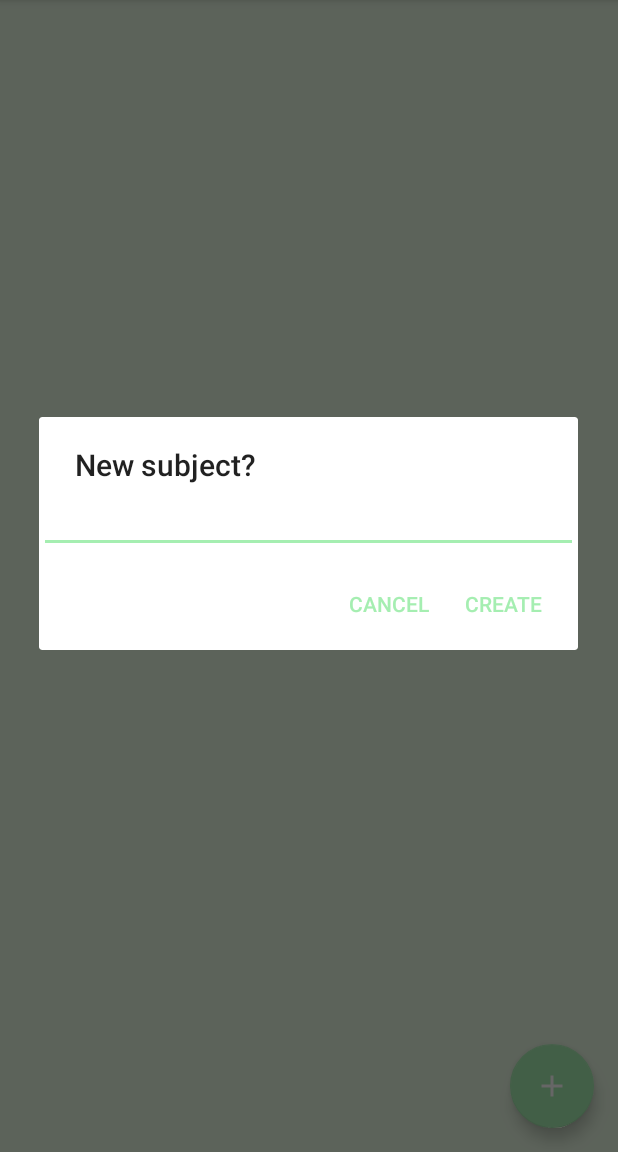
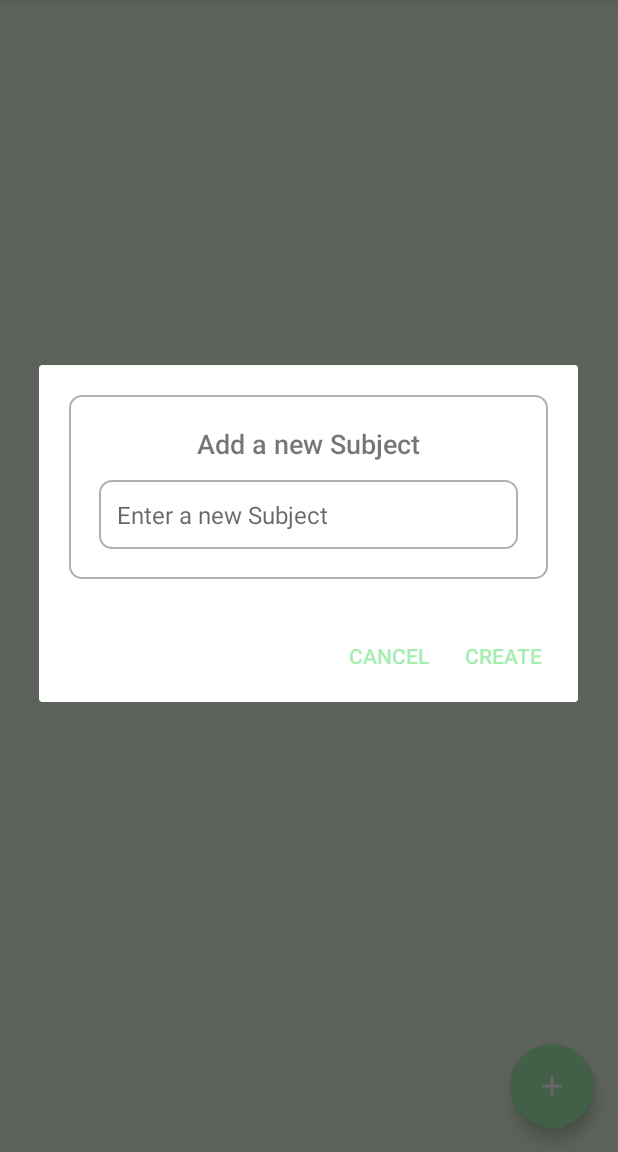
Before and after one commit to Yee-Millennium/Memora, an Android app: the screen it shows after launch (SubjectActivity), after a tap on "Add Subject", on a phone screen of 412 x 824 dp, the part 84-1236 px from its top. Run offline under Robolectric (Android 15) with nearby library versions, the phone set to English and light mode, and no system bars; our stand-ins replace Room's generated code, Volley.

Commit message:
revise subject

```diff
--- a/app/src/main/java/com/cs407/memora/SubjectDialogFragment.kt
+++ b/app/src/main/java/com/cs407/memora/SubjectDialogFragment.kt
@@ -17,21 +17,50 @@ class SubjectDialogFragment: DialogFragment() {
 
     private lateinit var listener: OnSubjectEnteredListener
 
+//    override fun onCreateDialog(savedInstanceState: Bundle?): Dialog {
+//        val subjectEditText = EditText(requireActivity())
+//        subjectEditText.inputType = InputType.TYPE_CLASS_TEXT
+//        subjectEditText.maxLines = 1
+//        return AlertDialog.Builder(requireActivity())
+//            .setTitle(R.string.subject)
+//            .setView(subjectEditText)
+//            .setPositiveButton(R.string.create) { dialog, whichButton ->
+//                // Notify listener
+//                val subject = subjectEditText.text.toString()
+//                listener.onSubjectEntered(subject.trim())
+//            }
+//            .setNegativeButton(R.string.cancel, null)
+//            .create()
+//    }
 override fun onCreateDialog(savedInstanceState: Bundle?): Dialog {
-        val subjectEditText = EditText(requireActivity())
-        subjectEditText.inputType = InputType.TYPE_CLASS_TEXT
-        subjectEditText.maxLines = 1
+    val view = requireActivity().layoutInflater.inflate(R.layout.dialog_subject, null)
+    val subjectEditText = view.findViewById<EditText>(R.id.subject_edit_text)
+
     return AlertDialog.Builder(requireActivity())
-            .setTitle(R.string.subject)
-            .setView(subjectEditText)
+//        .setTitle(R.string.subject)
+        .setView(view) // Set the XML layout as the dialog view
         .setPositiveButton(R.string.create) { dialog, whichButton ->
-                // Notify listener
             val subject = subjectEditText.text.toString()
             listener.onSubjectEntered(subject.trim())
         }
         .setNegativeButton(R.string.cancel, null)
         .create()
 }
+//override fun onCreateDialog(savedInstanceState: Bundle?): Dialog {
+//    val view = requireActivity().layoutInflater.inflate(R.layout.dialog_subject, null)
+//    val subjectEditText = view.findViewById<EditText>(R.id.subject_edit_text)
+//
+//    return AlertDialog.Builder(requireActivity(), R.style.CustomAlertDialogTheme)
+//        .setView(view) // 使用自定义布局
+//        .setPositiveButton(R.string.create) { dialog, whichButton ->
+//            val subject = subjectEditText.text.toString()
+//            listener.onSubjectEntered(subject.trim())
+//        }
+//        .setNegativeButton(R.string.cancel, null)
+//        .create()
+//}
+
+
 
     override fun onAttach(context: Context) {
         super.onAttach(context)
--- a/app/src/main/res/layout/activity_subject.xml
+++ b/app/src/main/res/layout/activity_subject.xml
@@ -5,13 +5,16 @@
     android:layout_width="match_parent"
     android:layout_height="match_parent"
     android:background="#E8F8E3"
+    android:radius="30dp"
     tools:context="com.cs407.memora.SubjectActivity">
 
     <androidx.recyclerview.widget.RecyclerView
         android:id="@+id/subject_recycler_view"
         android:layout_width="match_parent"
         android:layout_height="match_parent"
+        android:radius="30dp"
         android:scrollbars="vertical" />
+
 
     <com.google.android.material.floatingactionbutton.FloatingActionButton
         android:id="@+id/add_subject_button"
@@ -22,4 +25,5 @@
         android:src="@drawable/add"
         android:layout_margin="16dp" />
 
+
 </FrameLayout>
--- /dev/null
+++ b/app/src/main/res/layout/dialog_subject.xml
@@ -0,0 +1,36 @@
+<?xml version="1.0" encoding="utf-8"?>
+<LinearLayout xmlns:android="http://schemas.android.com/apk/res/android"
+    android:layout_width="match_parent"
+    android:layout_height="wrap_content"
+    android:orientation="vertical"
+    android:padding="20dp">
+
+
+    <LinearLayout
+        android:layout_width="match_parent"
+        android:layout_height="wrap_content"
+        android:orientation="vertical"
+        android:padding="20dp"
+        android:background="@drawable/edit_text_background">
+        <TextView
+            android:id="@+id/dialog_title"
+            android:layout_width="wrap_content"
+            android:layout_height="wrap_content"
+            android:text="@string/add_new_subject"
+            android:textSize="18sp"
+            android:fontFamily="sans-serif-medium"
+            android:layout_gravity="center_horizontal"
+            android:paddingBottom="12dp" />
+    <EditText
+        android:id="@+id/subject_edit_text"
+        android:layout_width="match_parent"
+        android:layout_height="wrap_content"
+        android:hint="@string/enter_subject"
+        android:inputType="text"
+        android:padding="12dp"
+        android:background="@drawable/edit_text_background"
+        android:textColor="@android:color/black"
+        android:textSize="16sp" />
+    </LinearLayout>
+
+</LinearLayout>
```
Also changed, not shown: app/src/main/java/com/cs407/memora/SubjectActivity.kt (+20 -1 lines), app/src/main/res/drawable/rounded_card_background.xml (+5 -5 lines), app/src/main/res/layout/recycler_view_items.xml (+14 -6 lines), app/src/main/res/values/strings.xml (+10 -8 lines). Lines whose indentation alone changed are shown as unchanged.
